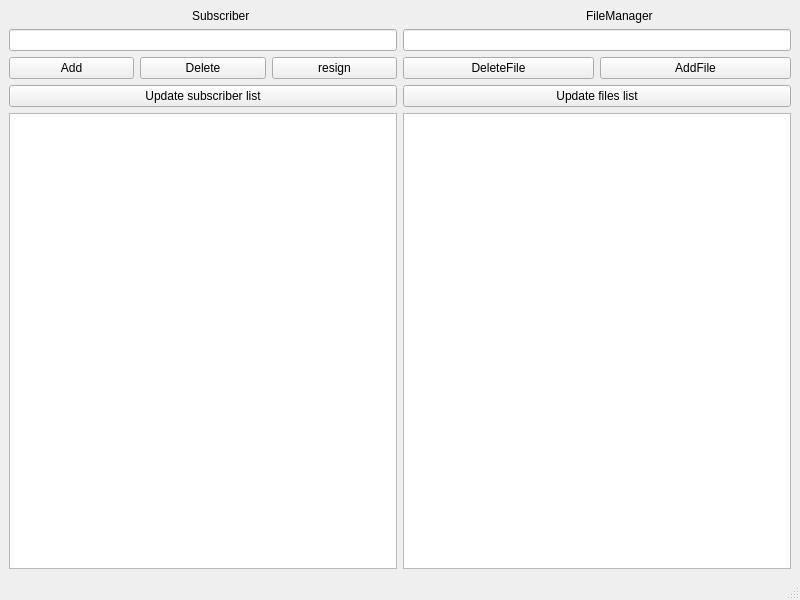
Above: mainwindow.ui from KrisBold/lab254 before the change. Below: the same form after it.
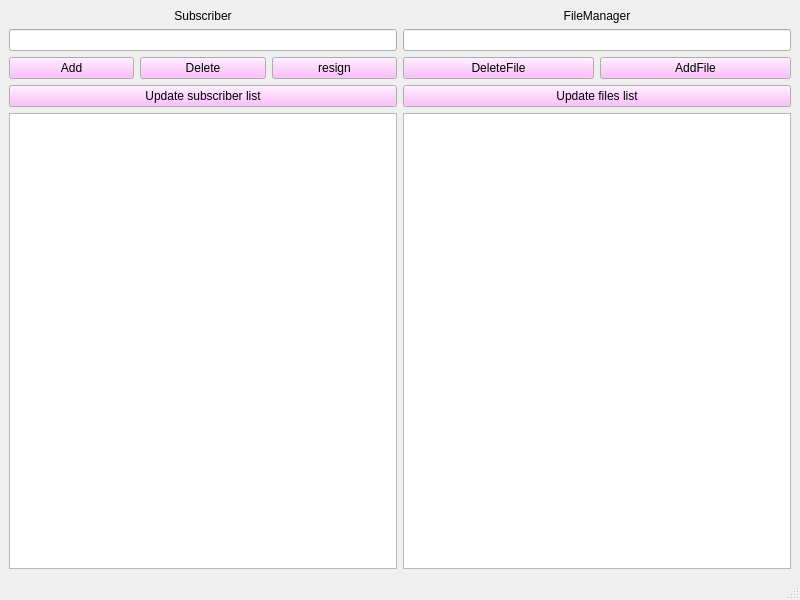
That is the form after the change.

What changed in the file:
```diff
--- a/mainwindow.ui
+++ b/mainwindow.ui
@@ -10,6 +10,43 @@
     <height>600</height>
    </rect>
   </property>
+  <property name="palette">
+   <palette>
+    <active>
+     <colorrole role="Button">
+      <brush brushstyle="SolidPattern">
+       <color alpha="255">
+        <red>255</red>
+        <green>170</green>
+        <blue>255</blue>
+       </color>
+      </brush>
+     </colorrole>
+    </active>
+    <inactive>
+     <colorrole role="Button">
+      <brush brushstyle="SolidPattern">
+       <color alpha="255">
+        <red>255</red>
+        <green>170</green>
+        <blue>255</blue>
+       </color>
+      </brush>
+     </colorrole>
+    </inactive>
+    <disabled>
+     <colorrole role="Button">
+      <brush brushstyle="SolidPattern">
+       <color alpha="255">
+        <red>255</red>
+        <green>170</green>
+        <blue>255</blue>
+       </color>
+      </brush>
+     </colorrole>
+    </disabled>
+   </palette>
+  </property>
   <property name="windowTitle">
    <string>MainWindow</string>
   </property>
@@ -20,7 +57,10 @@
       <item>
        <widget class="QLabel" name="label">
         <property name="text">
-         <string>                                                       Subscriber</string>
+         <string>Subscriber</string>
+        </property>
+        <property name="alignment">
+         <set>Qt::AlignCenter</set>
         </property>
        </widget>
       </item>
@@ -76,7 +116,10 @@
       <item>
        <widget class="QLabel" name="label_2">
         <property name="text">
-         <string>                                                       FileManager</string>
+         <string>FileManager</string>
+        </property>
+        <property name="alignment">
+         <set>Qt::AlignCenter</set>
         </property>
        </widget>
       </item>
```
